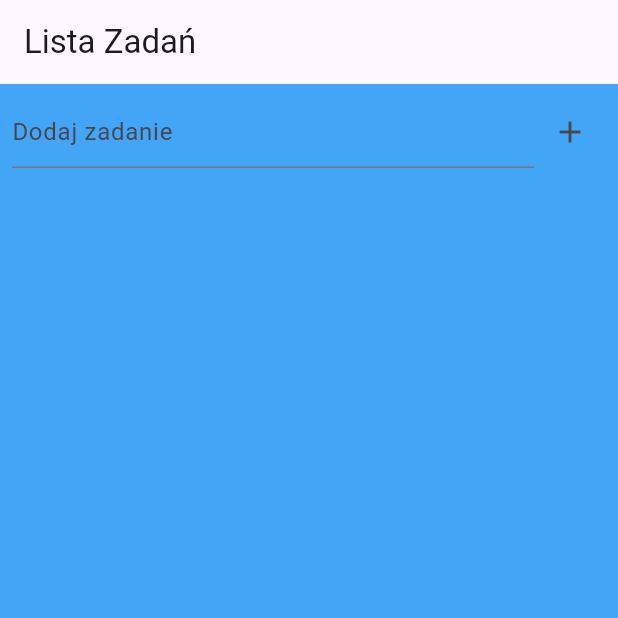
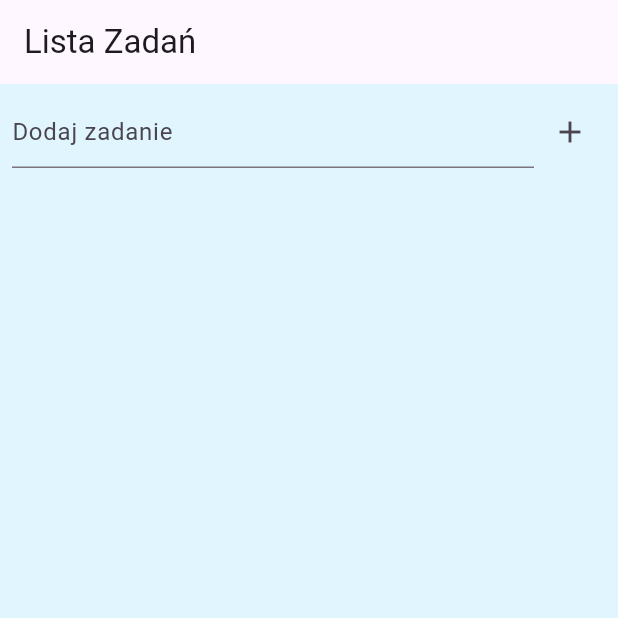
Before and after one commit to laura9494/aplikacja_notatki, a Flutter app: the screen it shows after launch, on a phone screen of 412 x 824 dp, the top half of it. Run offline on Flutter 3.47's test engine with Material 3 defaults, Android fonts, the light colour scheme and no system bars.

Commit message:
Dodanie nowego koloru tła

```diff
--- a/zadanie_app_Weronika/lib/main.dart
+++ b/zadanie_app_Weronika/lib/main.dart
@@ -1,8 +1,9 @@
 import 'package:flutter/material.dart';
 import 'home_screen.dart';
 
-
-const Color customColor = Color(0xFF42A5F5);
+// Zdefiniowanie nowych kolorów
+const Color customColor = Color(0xFF42A5F5); // Dotychczasowy kolor
+const Color newBackgroundColor = Color(0xFFE1F5FE); // Nowy kolor tła
 
 void main() {
   runApp(const MyApp());
@@ -18,7 +19,7 @@ class MyApp extends StatelessWidget {
       home: HomeScreen(),
       theme: ThemeData(
         primaryColor: customColor,
-        scaffoldBackgroundColor: customColor,
+        scaffoldBackgroundColor: newBackgroundColor, // Zmieniamy tło
       ),
     );
   }
```
